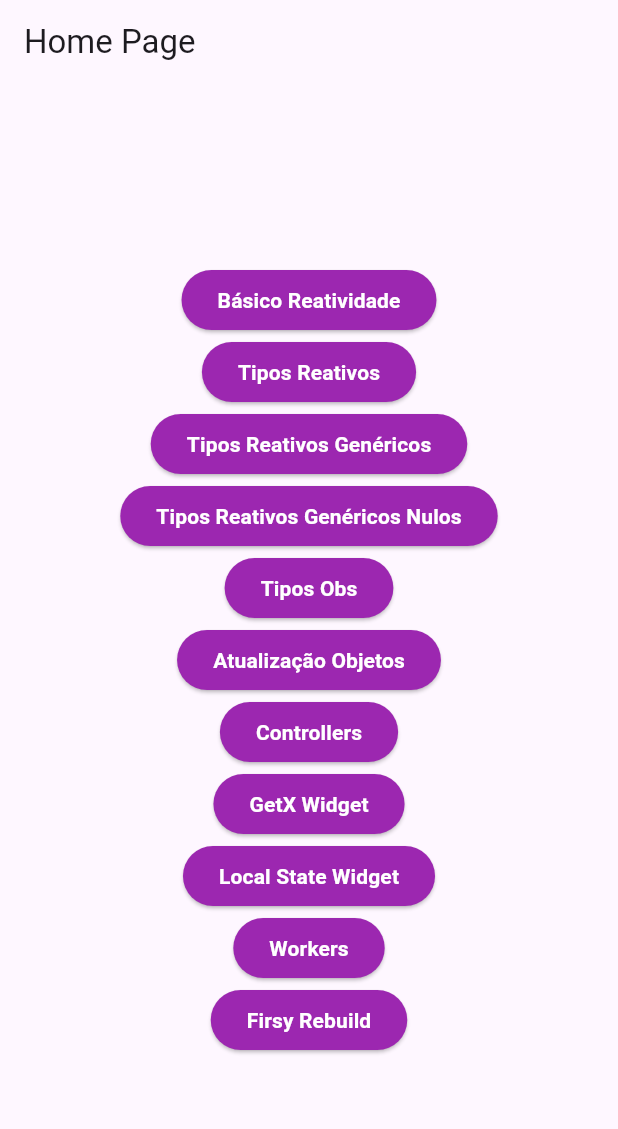
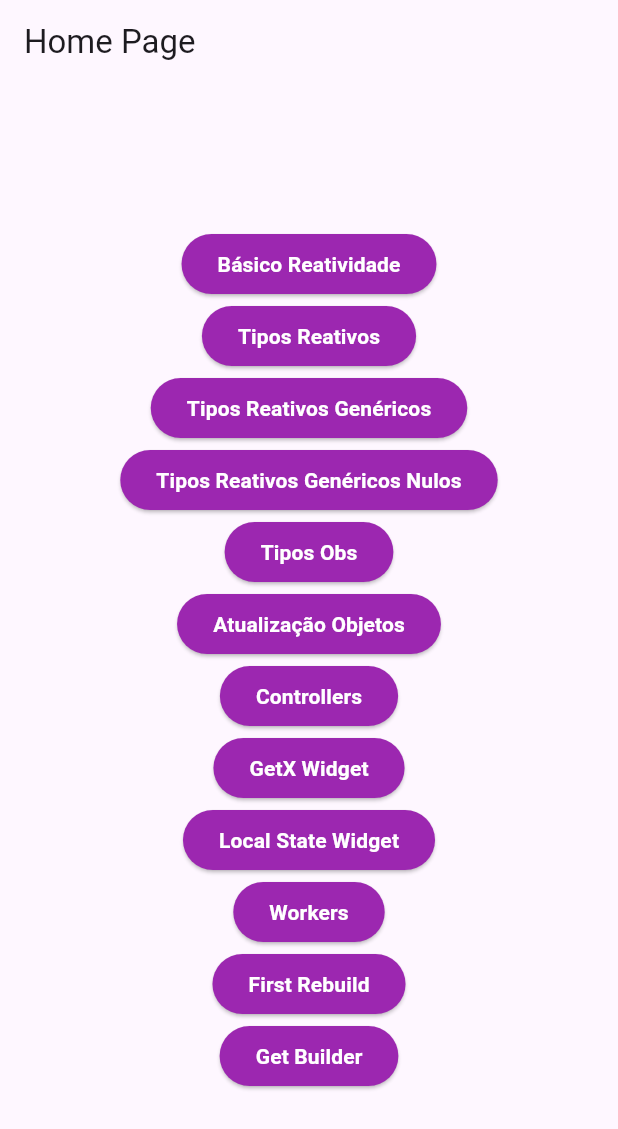
Before and after one commit to victorapc/get_state_manager, a Flutter app: the screen it shows after launch, on a phone screen of 412 x 824 dp. Shown: the top 1129 px of the screen. Run offline on Flutter 3.47's test engine with Material 2 defaults, Android fonts, the phone set to English and light mode, and no system bars; our stand-ins replace get.

Commit message:
Get state manager usando getBuilder.

```diff
--- /dev/null
+++ b/lib/get_builder/get_builder_controller/get_builder_controller.dart
@@ -0,0 +1,17 @@
+import 'package:get/get.dart';
+
+class GetBuilderController extends GetxController {
+  var nome = 'Victor Alexandre';
+  int contador = 0;
+
+  void alterarNome() {
+    nome = 'Victor A.';
+    update();
+  }
+
+  void increment() {
+    contador++;
+    // Irá atualizar apenas o getbuilder com o id contador.
+    update(['contador']);
+  }
+}
--- a/lib/home_page.dart
+++ b/lib/home_page.dart
@@ -77,9 +77,15 @@ class HomePage extends StatelessWidget {
                 },
               ),
               ElevatedButtonCustom(
-                text: 'Firsy Rebuild',
+                text: 'First Rebuild',
                 onPressed: () {
                   Get.toNamed('/firstRebuild');
+                },
+              ),
+              ElevatedButtonCustom(
+                text: 'Get Builder',
+                onPressed: () {
+                  Get.toNamed('/getBuilder');
                 },
               ),
             ],
--- a/lib/main.dart
+++ b/lib/main.dart
@@ -6,6 +6,8 @@ import 'package:get_state_manager/controllers/controllers_home_page.dart';
 import 'package:get_state_manager/controllers/getxcontroller/controller_getx.dart';
 import 'package:get_state_manager/controllers/getxcontroller/getx_controller_example_page.dart';
 import 'package:get_state_manager/first_rebuild/first_rebuild_page.dart';
+import 'package:get_state_manager/get_builder/get_builder_controller/get_builder_controller.dart';
+import 'package:get_state_manager/get_builder/get_builder_page.dart';
 import 'package:get_state_manager/getx_widget/getx_widget_page.dart';
 import 'package:get_state_manager/home_page.dart';
 import 'package:get_state_manager/local_state_widget/local_state_widget_page.dart';
@@ -95,6 +97,11 @@ class MyApp extends StatelessWidget {
           name: '/firstRebuild',
           page: () => const FirstRebuildPage(),
         ),
+        GetPage(
+          name: '/getBuilder',
+          binding: BindingsBuilder.put(() => GetBuilderController()),
+          page: () => const GetBuilderPage(),
+        ),
       ],
     );
   }
```
Also changed, not shown: lib/get_builder/get_builder_page.dart (added, +47 -0 lines).
